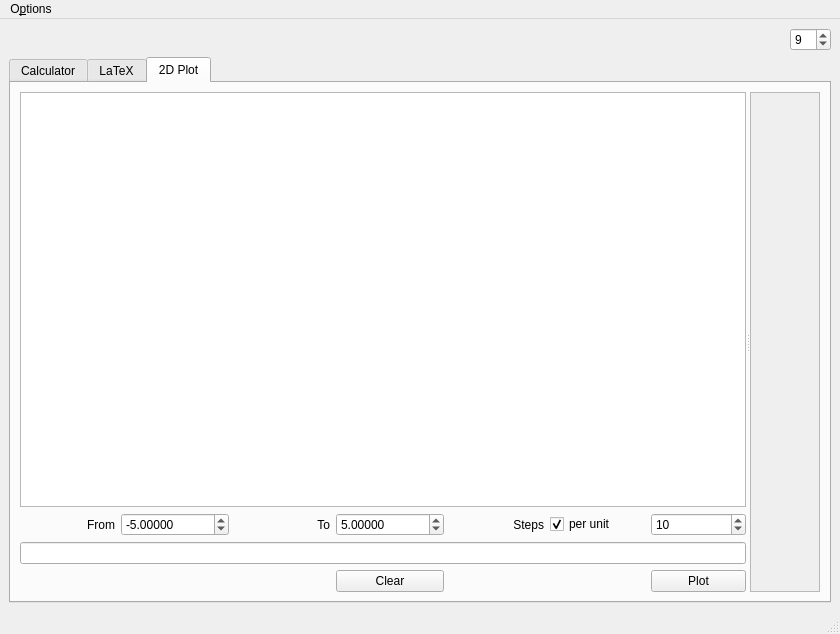
Qt form AMaDiAUI.ui (AstusRush/AMaDiA) before a commit.
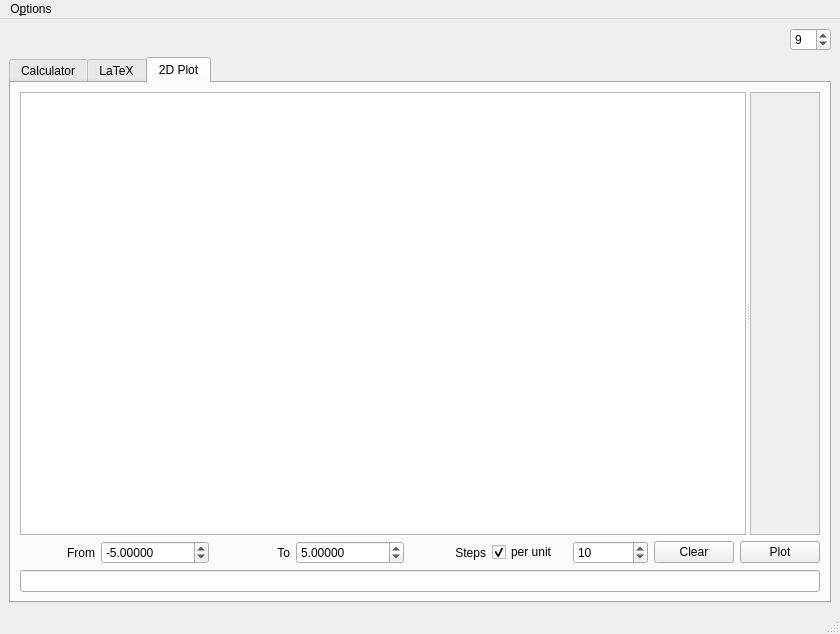
The same form after that commit. The open tabs and pages were chosen to show the change. Custom widgets are drawn as their Qt base class.

Diff of the .ui file:
```diff
--- a/AMaDiAUI.ui
+++ b/AMaDiAUI.ui
@@ -171,70 +171,10 @@
        <attribute name="title">
         <string>2D Plot</string>
        </attribute>
-       <layout class="QHBoxLayout" name="horizontalLayout">
-        <item>
-         <widget class="QSplitter" name="splitter">
-          <property name="orientation">
-           <enum>Qt::Horizontal</enum>
-          </property>
-          <widget class="QWidget" name="">
-           <layout class="QGridLayout" name="Tab_3_2D_Plot_gridLayout">
-            <property name="sizeConstraint">
-             <enum>QLayout::SetMinimumSize</enum>
-            </property>
-            <item row="1" column="0">
-             <widget class="QLabel" name="Tab_3_2D_Plot_Label_from">
-              <property name="text">
-               <string>From</string>
-              </property>
-              <property name="alignment">
-               <set>Qt::AlignRight|Qt::AlignTrailing|Qt::AlignVCenter</set>
-              </property>
-             </widget>
-            </item>
-            <item row="1" column="1">
-             <widget class="QDoubleSpinBox" name="Tab_3_2D_Plot_From_Spinbox">
-              <property name="decimals">
-               <number>5</number>
-              </property>
-              <property name="minimum">
-               <double>-1000000.000000000000000</double>
-              </property>
-              <property name="maximum">
-               <double>1000000.000000000000000</double>
-              </property>
-              <property name="value">
-               <double>-5.000000000000000</double>
-              </property>
-             </widget>
-            </item>
-            <item row="1" column="2">
-             <widget class="QLabel" name="Tab_3_2D_Plot_Label_to">
-              <property name="text">
-               <string>To</string>
-              </property>
-              <property name="alignment">
-               <set>Qt::AlignRight|Qt::AlignTrailing|Qt::AlignVCenter</set>
-              </property>
-             </widget>
-            </item>
-            <item row="1" column="3">
-             <widget class="QDoubleSpinBox" name="Tab_3_2D_Plot_To_Spinbox">
-              <property name="decimals">
-               <number>5</number>
-              </property>
-              <property name="minimum">
-               <double>-1000000.000000000000000</double>
-              </property>
-              <property name="maximum">
-               <double>1000000.000000000000000</double>
-              </property>
-              <property name="value">
-               <double>5.000000000000000</double>
-              </property>
-             </widget>
-            </item>
-            <item row="1" column="4">
+       <layout class="QGridLayout" name="gridLayout_8">
+        <item row="0" column="0">
+         <layout class="QGridLayout" name="Tab_3_2D_Plot_gridLayout_2">
+          <item row="2" column="4">
              <widget class="QLabel" name="Tab_3_2D_Plot_Label_Steps">
               <property name="text">
                <string>Steps</string>
@@ -244,33 +184,7 @@
               </property>
              </widget>
             </item>
-            <item row="1" column="5">
-             <widget class="QCheckBox" name="Tab_3_2D_Plot_Steps_Checkbox">
-              <property name="text">
-               <string>per unit</string>
-              </property>
-              <property name="checked">
-               <bool>true</bool>
-              </property>
-             </widget>
-            </item>
-            <item row="1" column="6">
-             <widget class="QSpinBox" name="Tab_3_2D_Plot_Steps_Spinbox">
-              <property name="minimum">
-               <number>1</number>
-              </property>
-              <property name="maximum">
-               <number>100000</number>
-              </property>
-              <property name="value">
-               <number>10</number>
-              </property>
-             </widget>
-            </item>
-            <item row="2" column="0" colspan="7">
-             <widget class="QLineEdit" name="Tab_3_2D_Plot_Formula_Field"/>
-            </item>
-            <item row="3" column="3">
+          <item row="2" column="7">
              <widget class="QPushButton" name="Tab_3_2D_Plot_Button_Clear">
               <property name="sizePolicy">
                <sizepolicy hsizetype="Minimum" vsizetype="Fixed">
@@ -283,22 +197,23 @@
               </property>
              </widget>
             </item>
-            <item row="3" column="6">
-             <widget class="QPushButton" name="Tab_3_2D_Plot_Button_Plot">
+          <item row="0" column="0" colspan="9">
+           <widget class="QSplitter" name="Tab_3_2D_Plot_splitter">
+            <property name="orientation">
+             <enum>Qt::Horizontal</enum>
+            </property>
+            <widget class="QWidget" name="layoutWidget">
+             <layout class="QGridLayout" name="Tab_3_2D_Plot_gridLayout">
+              <item row="0" column="0" colspan="5">
+               <widget class="QListWidget" name="Tab_3_2D_Plot_History">
               <property name="sizePolicy">
-               <sizepolicy hsizetype="Minimum" vsizetype="Fixed">
+                 <sizepolicy hsizetype="Expanding" vsizetype="Expanding">
                 <horstretch>0</horstretch>
                 <verstretch>0</verstretch>
                </sizepolicy>
               </property>
-              <property name="text">
-               <string>Plot</string>
-              </property>
-             </widget>
-            </item>
-            <item row="0" column="0" colspan="7">
-             <widget class="QListWidget" name="Tab_3_2D_Plot_History"/>
-            </item>
+               </widget>
+              </item>
            </layout>
           </widget>
           <widget class="QScrollArea" name="Tab_3_2D_Plot_ScrollArea">
@@ -313,8 +228,8 @@
              <rect>
               <x>0</x>
               <y>0</y>
-              <width>345</width>
-              <height>503</height>
+                <width>69</width>
+                <height>446</height>
              </rect>
             </property>
             <property name="sizePolicy">
@@ -339,6 +254,99 @@
            </widget>
           </widget>
          </widget>
+          </item>
+          <item row="2" column="3">
+           <widget class="QDoubleSpinBox" name="Tab_3_2D_Plot_To_Spinbox">
+            <property name="decimals">
+             <number>5</number>
+            </property>
+            <property name="minimum">
+             <double>-1000000.000000000000000</double>
+            </property>
+            <property name="maximum">
+             <double>1000000.000000000000000</double>
+            </property>
+            <property name="value">
+             <double>5.000000000000000</double>
+            </property>
+           </widget>
+          </item>
+          <item row="2" column="1">
+           <widget class="QDoubleSpinBox" name="Tab_3_2D_Plot_From_Spinbox">
+            <property name="decimals">
+             <number>5</number>
+            </property>
+            <property name="minimum">
+             <double>-1000000.000000000000000</double>
+            </property>
+            <property name="maximum">
+             <double>1000000.000000000000000</double>
+            </property>
+            <property name="value">
+             <double>-5.000000000000000</double>
+            </property>
+           </widget>
+          </item>
+          <item row="2" column="6">
+           <widget class="QSpinBox" name="Tab_3_2D_Plot_Steps_Spinbox">
+            <property name="minimum">
+             <number>1</number>
+            </property>
+            <property name="maximum">
+             <number>100000</number>
+            </property>
+            <property name="value">
+             <number>10</number>
+            </property>
+           </widget>
+          </item>
+          <item row="2" column="2">
+           <widget class="QLabel" name="Tab_3_2D_Plot_Label_to">
+            <property name="text">
+             <string>To</string>
+            </property>
+            <property name="alignment">
+             <set>Qt::AlignRight|Qt::AlignTrailing|Qt::AlignVCenter</set>
+            </property>
+           </widget>
+          </item>
+          <item row="2" column="0">
+           <widget class="QLabel" name="Tab_3_2D_Plot_Label_from">
+            <property name="text">
+             <string>From</string>
+            </property>
+            <property name="alignment">
+             <set>Qt::AlignRight|Qt::AlignTrailing|Qt::AlignVCenter</set>
+            </property>
+           </widget>
+          </item>
+          <item row="2" column="8">
+           <widget class="QPushButton" name="Tab_3_2D_Plot_Button_Plot">
+            <property name="sizePolicy">
+             <sizepolicy hsizetype="Minimum" vsizetype="Fixed">
+              <horstretch>0</horstretch>
+              <verstretch>0</verstretch>
+             </sizepolicy>
+            </property>
+            <property name="text">
+             <string>Plot</string>
+            </property>
+           </widget>
+          </item>
+          <item row="3" column="0" colspan="9">
+           <widget class="QLineEdit" name="Tab_3_2D_Plot_Formula_Field"/>
+          </item>
+          <item row="2" column="5">
+           <widget class="QCheckBox" name="Tab_3_2D_Plot_Steps_Checkbox">
+            <property name="text">
+             <string>per unit</string>
+            </property>
+            <property name="checked">
+             <bool>true</bool>
+            </property>
+           </widget>
+          </item>
+         </layout>
         </item>
        </layout>
       </widget>
```
Left out of the diff: 32 changed lines with no effect on the pictures. Lines whose indentation alone changed are shown as unchanged.
